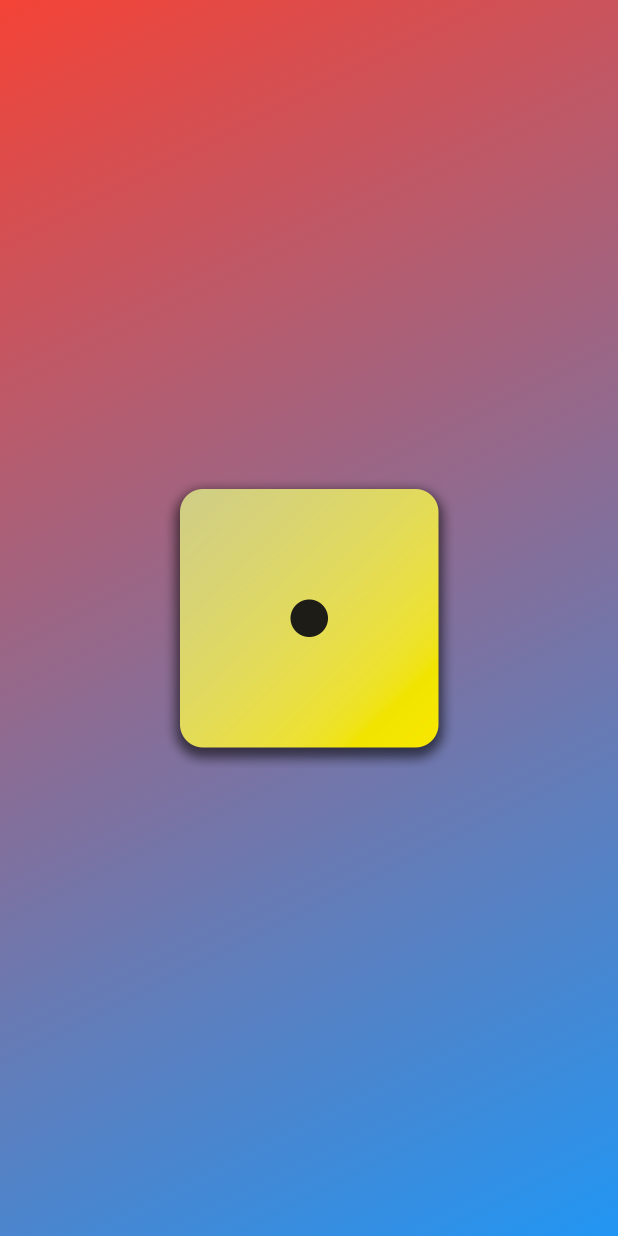
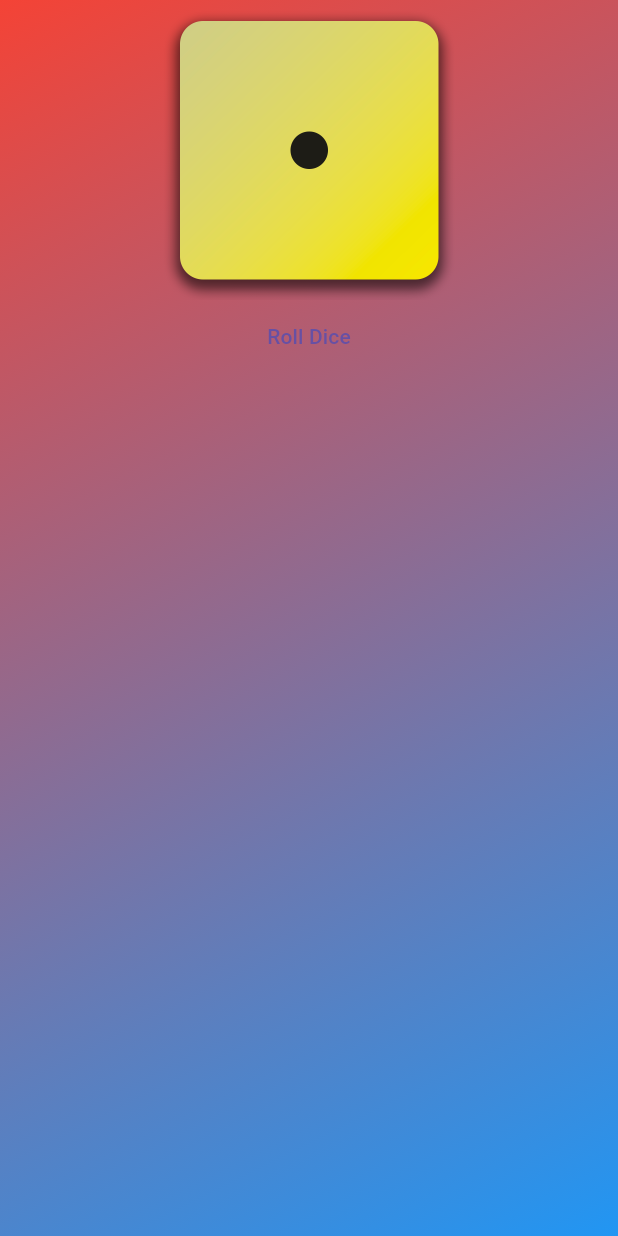
Before and after one commit to hwacho9/flutter_study, a Flutter app: the screen it shows after launch, on a phone screen of 412 x 824 dp. Run offline on Flutter 3.47's test engine with Material 3 defaults, Android fonts, the phone set to English and light mode, and no system bars.

Commit message:
add Button & Using Functions as values

```diff
--- a/lib/gradient_container.dart
+++ b/lib/gradient_container.dart
@@ -6,6 +6,10 @@ class GradientContainer extends StatelessWidget {
 
   final Color color1;
   final Color color2;
+
+  void rollDice() {
+    //
+  }
 
   @override
   Widget build(context) {
@@ -21,9 +25,17 @@ class GradientContainer extends StatelessWidget {
         ),
       ),
       child: Center(
-        child: Image.asset(
-          'assets/images/dice-1.png',
-          width: 200,
+        child: Column(
+          children: [
+            Image.asset(
+              'assets/images/dice-1.png',
+              width: 200,
+            ),
+            TextButton(
+              onPressed: rollDice,
+              child: const Text("Roll Dice"),
+            ),
+          ],
         ),
       ),
     );
```
